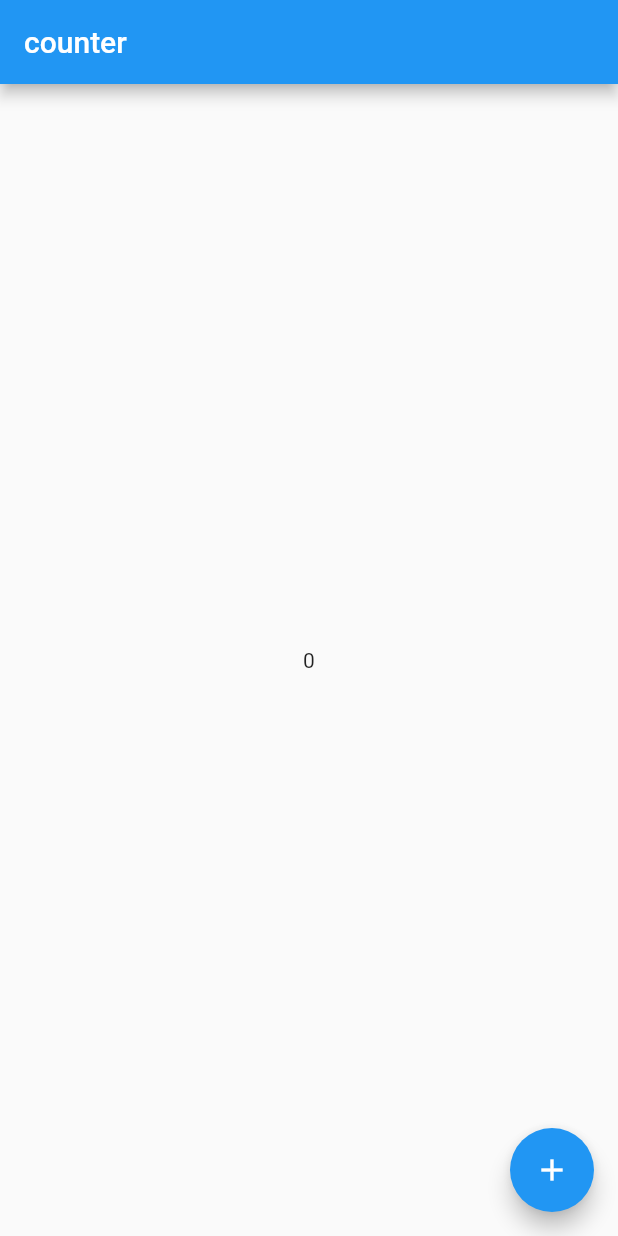
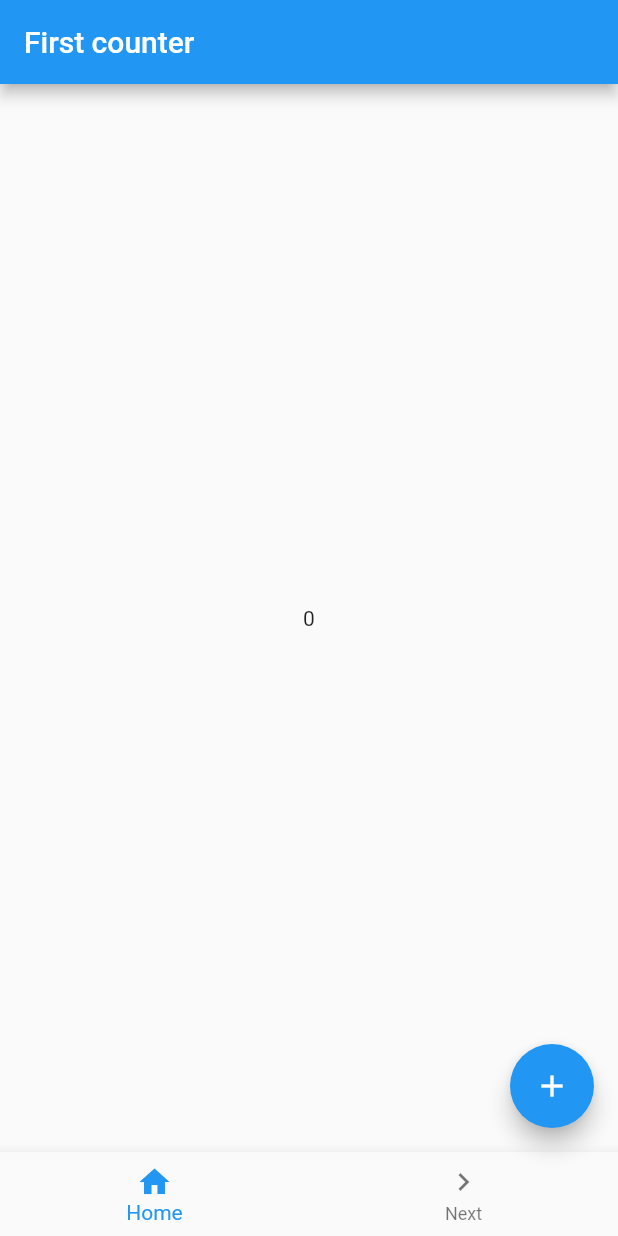
Before and after one commit to alejandro-nieto-git/getx_counter, a Flutter app: the screen it shows after launch, on a phone screen of 412 x 824 dp. Run offline on Flutter 3.47's test engine with Material 2 defaults, Android fonts, the phone set to English and light mode, and no system bars; our stand-ins replace get.

```diff
--- a/lib/home_view.dart
+++ b/lib/home_view.dart
@@ -1,17 +1,35 @@
 import 'package:flutter/material.dart';
 import 'package:get/get.dart';
+import 'package:getx_counter/second_view.dart';
 import 'home_controller.dart';
 
 class HomeView extends GetView<HomeController> {
-
   @override
   Widget build(context) => Scaffold(
-      appBar: AppBar(title: Text("counter")),
+        appBar: AppBar(title: Text("First counter")),
         body: Center(
           child: Obx(() => Text("${controller.count}")),
         ),
         floatingActionButton: FloatingActionButton(
           child: Icon(Icons.add),
           onPressed: controller.increment,
-      ));
+        ),
+        bottomNavigationBar: BottomNavigationBar(
+          items: const <BottomNavigationBarItem>[
+            BottomNavigationBarItem(
+              icon: Icon(Icons.home),
+              label: "Home",
+            ),
+            BottomNavigationBarItem(
+              icon: Icon(Icons.navigate_next),
+              label: "Next",
+            ),
+          ],
+          onTap: (index) {
+            if (index == 1) {
+              Get.to(SecondView());
             }
+          },
+        ),
+      );
+}
--- a/lib/main.dart
+++ b/lib/main.dart
@@ -2,12 +2,14 @@ import 'package:flutter/widgets.dart';
 import 'package:get/get.dart';
 import 'home_bindings.dart';
 import 'home_view.dart';
+import 'second_view.dart';
 
 void main() {
   runApp(GetMaterialApp(
     initialRoute: '/home',
     getPages: [
       GetPage(name: '/home', page: () => HomeView(), binding: HomeBinding()),
+      GetPage(name: '/second', page: () => SecondView(), binding: HomeBinding()),
     ],
   ));
 }
```
Also changed, not shown: lib/second_view.dart (added, +18 -0 lines). Lines whose indentation alone changed are shown as unchanged.
